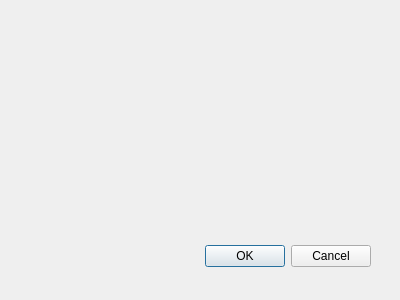
Qt form preferencedialog.ui (miyabi-satoh/Gefu) before a commit.
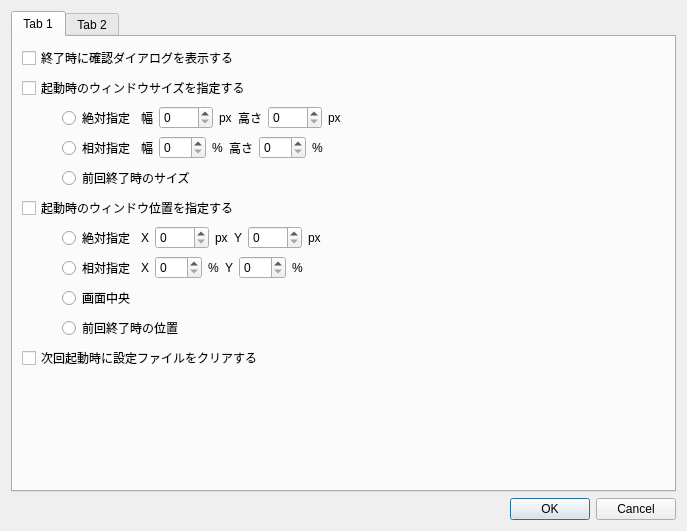
The same form after that commit.

What changed in the file:
```diff
--- a/preferencedialog.ui
+++ b/preferencedialog.ui
@@ -8,29 +8,834 @@
    <rect>
     <x>0</x>
     <y>0</y>
-    <width>400</width>
-    <height>300</height>
+    <width>687</width>
+    <height>531</height>
    </rect>
   </property>
+  <property name="sizePolicy">
+   <sizepolicy hsizetype="Preferred" vsizetype="Preferred">
+    <horstretch>0</horstretch>
+    <verstretch>0</verstretch>
+   </sizepolicy>
+  </property>
   <property name="windowTitle">
    <string>Dialog</string>
   </property>
-  <widget class="QDialogButtonBox" name="buttonBox">
-   <property name="geometry">
-    <rect>
-     <x>30</x>
-     <y>240</y>
-     <width>341</width>
-     <height>32</height>
-    </rect>
-   </property>
-   <property name="orientation">
-    <enum>Qt::Horizontal</enum>
-   </property>
-   <property name="standardButtons">
-    <set>QDialogButtonBox::Cancel|QDialogButtonBox::Ok</set>
-   </property>
-  </widget>
+  <layout class="QVBoxLayout" name="verticalLayout_7">
+   <item>
+    <widget class="QTabWidget" name="tabWidget">
+     <property name="currentIndex">
+      <number>0</number>
+     </property>
+     <widget class="QWidget" name="tabBoot_Exit">
+      <attribute name="title">
+       <string>Tab 1</string>
+      </attribute>
+      <layout class="QVBoxLayout" name="verticalLayout">
+       <item>
+        <widget class="QCheckBox" name="confirmExit">
+         <property name="text">
+          <string>終了時に確認ダイアログを表示する</string>
+         </property>
+        </widget>
+       </item>
+       <item>
+        <widget class="QCheckBox" name="bootSize">
+         <property name="text">
+          <string>起動時のウィンドウサイズを指定する</string>
+         </property>
+        </widget>
+       </item>
+       <item>
+        <layout class="QHBoxLayout" name="horizontalLayout_3">
+         <property name="spacing">
+          <number>-1</number>
+         </property>
+         <property name="sizeConstraint">
+          <enum>QLayout::SetFixedSize</enum>
+         </property>
+         <item>
+          <spacer name="horizontalSpacer">
+           <property name="orientation">
+            <enum>Qt::Horizontal</enum>
+           </property>
+           <property name="sizeType">
+            <enum>QSizePolicy::Fixed</enum>
+           </property>
+           <property name="sizeHint" stdset="0">
+            <size>
+             <width>40</width>
+             <height>20</height>
+            </size>
+           </property>
+          </spacer>
+         </item>
+         <item>
+          <widget class="QRadioButton" name="sizeAbsolute">
+           <property name="text">
+            <string>絶対指定</string>
+           </property>
+           <attribute name="buttonGroup">
+            <string notr="true">sizeOptions</string>
+           </attribute>
+          </widget>
+         </item>
+         <item>
+          <layout class="QHBoxLayout" name="horizontalLayout_2">
+           <item>
+            <widget class="QLabel" name="label_3">
+             <property name="text">
+              <string>幅</string>
+             </property>
+            </widget>
+           </item>
+           <item>
+            <widget class="QSpinBox" name="absoluteWidth">
+             <property name="maximum">
+              <number>9999</number>
+             </property>
+            </widget>
+           </item>
+           <item>
+            <widget class="QLabel" name="label_2">
+             <property name="text">
+              <string>px</string>
+             </property>
+            </widget>
+           </item>
+          </layout>
+         </item>
+         <item>
+          <layout class="QHBoxLayout" name="horizontalLayout">
+           <item>
+            <widget class="QLabel" name="label_4">
+             <property name="text">
+              <string>高さ</string>
+             </property>
+            </widget>
+           </item>
+           <item>
+            <widget class="QSpinBox" name="absoluteHeight">
+             <property name="maximum">
+              <number>9999</number>
+             </property>
+            </widget>
+           </item>
+           <item>
+            <widget class="QLabel" name="label">
+             <property name="text">
+              <string>px</string>
+             </property>
+            </widget>
+           </item>
+           <item>
+            <spacer name="horizontalSpacer_10">
+             <property name="orientation">
+              <enum>Qt::Horizontal</enum>
+             </property>
+             <property name="sizeHint" stdset="0">
+              <size>
+               <width>40</width>
+               <height>20</height>
+              </size>
+             </property>
+            </spacer>
+           </item>
+          </layout>
+         </item>
+        </layout>
+       </item>
+       <item>
+        <layout class="QHBoxLayout" name="horizontalLayout_6">
+         <property name="sizeConstraint">
+          <enum>QLayout::SetMinimumSize</enum>
+         </property>
+         <item>
+          <spacer name="horizontalSpacer_2">
+           <property name="orientation">
+            <enum>Qt::Horizontal</enum>
+           </property>
+           <property name="sizeType">
+            <enum>QSizePolicy::Fixed</enum>
+           </property>
+           <property name="sizeHint" stdset="0">
+            <size>
+             <width>40</width>
+             <height>20</height>
+            </size>
+           </property>
+          </spacer>
+         </item>
+         <item>
+          <widget class="QRadioButton" name="sizeRelative">
+           <property name="text">
+            <string>相対指定</string>
+           </property>
+           <attribute name="buttonGroup">
+            <string notr="true">sizeOptions</string>
+           </attribute>
+          </widget>
+         </item>
+         <item>
+          <layout class="QHBoxLayout" name="horizontalLayout_4">
+           <item>
+            <widget class="QLabel" name="label_5">
+             <property name="text">
+              <string>幅</string>
+             </property>
+            </widget>
+           </item>
+           <item>
+            <widget class="QSpinBox" name="relativeWidth">
+             <property name="maximum">
+              <number>100</number>
+             </property>
+            </widget>
+           </item>
+           <item>
+            <widget class="QLabel" name="label_6">
+             <property name="text">
+              <string>%</string>
+             </property>
+            </widget>
+           </item>
+          </layout>
+         </item>
+         <item>
+          <layout class="QHBoxLayout" name="horizontalLayout_5">
+           <item>
+            <widget class="QLabel" name="label_7">
+             <property name="text">
+              <string>高さ</string>
+             </property>
+            </widget>
+           </item>
+           <item>
+            <widget class="QSpinBox" name="relativeHeight">
+             <property name="maximum">
+              <number>100</number>
+             </property>
+            </widget>
+           </item>
+           <item>
+            <widget class="QLabel" name="label_8">
+             <property name="text">
+              <string>%</string>
+             </property>
+            </widget>
+           </item>
+          </layout>
+         </item>
+         <item>
+          <spacer name="horizontalSpacer_8">
+           <property name="orientation">
+            <enum>Qt::Horizontal</enum>
+           </property>
+           <property name="sizeHint" stdset="0">
+            <size>
+             <width>40</width>
+             <height>20</height>
+            </size>
+           </property>
+          </spacer>
+         </item>
+        </layout>
+       </item>
+       <item>
+        <layout class="QHBoxLayout" name="horizontalLayout_7">
+         <property name="sizeConstraint">
+          <enum>QLayout::SetMinimumSize</enum>
+         </property>
+         <item>
+          <spacer name="horizontalSpacer_3">
+           <property name="orientation">
+            <enum>Qt::Horizontal</enum>
+           </property>
+           <property name="sizeType">
+            <enum>QSizePolicy::Fixed</enum>
+           </property>
+           <property name="sizeHint" stdset="0">
+            <size>
+             <width>40</width>
+             <height>20</height>
+            </size>
+           </property>
+          </spacer>
+         </item>
+         <item>
+          <widget class="QRadioButton" name="sizeLast">
+           <property name="text">
+            <string>前回終了時のサイズ</string>
+           </property>
+           <attribute name="buttonGroup">
+            <string notr="true">sizeOptions</string>
+           </attribute>
+          </widget>
+         </item>
+        </layout>
+       </item>
+       <item>
+        <widget class="QCheckBox" name="bootPos">
+         <property name="text">
+          <string>起動時のウィンドウ位置を指定する</string>
+         </property>
+        </widget>
+       </item>
+       <item>
+        <layout class="QHBoxLayout" name="horizontalLayout_12">
+         <property name="spacing">
+          <number>-1</number>
+         </property>
+         <property name="sizeConstraint">
+          <enum>QLayout::SetFixedSize</enum>
+         </property>
+         <item>
+          <spacer name="horizontalSpacer_6">
+           <property name="orientation">
+            <enum>Qt::Horizontal</enum>
+           </property>
+           <property name="sizeType">
+            <enum>QSizePolicy::Fixed</enum>
+           </property>
+           <property name="sizeHint" stdset="0">
+            <size>
+             <width>40</width>
+             <height>20</height>
+            </size>
+           </property>
+          </spacer>
+         </item>
+         <item>
+          <widget class="QRadioButton" name="posAbsolute">
+           <property name="text">
+            <string>絶対指定</string>
+           </property>
+           <attribute name="buttonGroup">
+            <string notr="true">posOptions</string>
+           </attribute>
+          </widget>
+         </item>
+         <item>
+          <layout class="QHBoxLayout" name="horizontalLayout_13">
+           <item>
+            <widget class="QLabel" name="label_13">
+             <property name="text">
+              <string>X</string>
+             </property>
+            </widget>
+           </item>
+           <item>
+            <widget class="QSpinBox" name="absoluteLeft">
+             <property name="maximum">
+              <number>9999</number>
+             </property>
+            </widget>
+           </item>
+           <item>
+            <widget class="QLabel" name="label_14">
+             <property name="text">
+              <string>px</string>
+             </property>
+            </widget>
+           </item>
+          </layout>
+         </item>
+         <item>
+          <layout class="QHBoxLayout" name="horizontalLayout_14">
+           <item>
+            <widget class="QLabel" name="label_15">
+             <property name="text">
+              <string>Y</string>
+             </property>
+            </widget>
+           </item>
+           <item>
+            <widget class="QSpinBox" name="absoluteTop">
+             <property name="maximum">
+              <number>9999</number>
+             </property>
+            </widget>
+           </item>
+           <item>
+            <widget class="QLabel" name="label_16">
+             <property name="text">
+              <string>px</string>
+             </property>
+            </widget>
+           </item>
+           <item>
+            <spacer name="horizontalSpacer_11">
+             <property name="orientation">
+              <enum>Qt::Horizontal</enum>
+             </property>
+             <property name="sizeHint" stdset="0">
+              <size>
+               <width>40</width>
+               <height>20</height>
+              </size>
+             </property>
+            </spacer>
+           </item>
+          </layout>
+         </item>
+        </layout>
+       </item>
+       <item>
+        <layout class="QHBoxLayout" name="horizontalLayout_9">
+         <property name="sizeConstraint">
+          <enum>QLayout::SetMinimumSize</enum>
+         </property>
+         <item>
+          <spacer name="horizontalSpacer_5">
+           <property name="orientation">
+            <enum>Qt::Horizontal</enum>
+           </property>
+           <property name="sizeType">
+            <enum>QSizePolicy::Fixed</enum>
+           </property>
+           <property name="sizeHint" stdset="0">
+            <size>
+             <width>40</width>
+             <height>20</height>
+            </size>
+           </property>
+          </spacer>
+         </item>
+         <item>
+          <widget class="QRadioButton" name="posRelative">
+           <property name="text">
+            <string>相対指定</string>
+           </property>
+           <attribute name="buttonGroup">
+            <string notr="true">posOptions</string>
+           </attribute>
+          </widget>
+         </item>
+         <item>
+          <layout class="QHBoxLayout" name="horizontalLayout_10">
+           <item>
+            <widget class="QLabel" name="label_9">
+             <property name="text">
+              <string>X</string>
+             </property>
+            </widget>
+           </item>
+           <item>
+            <widget class="QSpinBox" name="relativeLeft">
+             <property name="maximum">
+              <number>100</number>
+             </property>
+            </widget>
+           </item>
+           <item>
+            <widget class="QLabel" name="label_10">
+             <property name="text">
+              <string>%</string>
+             </property>
+            </widget>
+           </item>
+          </layout>
+         </item>
+         <item>
+          <layout class="QHBoxLayout" name="horizontalLayout_11">
+           <item>
+            <widget class="QLabel" name="label_11">
+             <property name="text">
+              <string>Y</string>
+             </property>
+            </widget>
+           </item>
+           <item>
+            <widget class="QSpinBox" name="relativeTop">
+             <property name="maximum">
+              <number>100</number>
+             </property>
+            </widget>
+           </item>
+           <item>
+            <widget class="QLabel" name="label_12">
+             <property name="text">
+              <string>%</string>
+             </property>
+            </widget>
+           </item>
+          </layout>
+         </item>
+         <item>
+          <spacer name="horizontalSpacer_9">
+           <property name="orientation">
+            <enum>Qt::Horizontal</enum>
+           </property>
+           <property name="sizeHint" stdset="0">
+            <size>
+             <width>40</width>
+             <height>20</height>
+            </size>
+           </property>
+          </spacer>
+         </item>
+        </layout>
+       </item>
+       <item>
+        <layout class="QHBoxLayout" name="horizontalLayout_15">
+         <property name="sizeConstraint">
+          <enum>QLayout::SetMinimumSize</enum>
+         </property>
+         <item>
+          <spacer name="horizontalSpacer_7">
+           <property name="orientation">
+            <enum>Qt::Horizontal</enum>
+           </property>
+           <property name="sizeType">
+            <enum>QSizePolicy::Fixed</enum>
+           </property>
+           <property name="sizeHint" stdset="0">
+            <size>
+             <width>40</width>
+             <height>20</height>
+            </size>
+           </property>
+          </spacer>
+         </item>
+         <item>
+          <widget class="QRadioButton" name="posCenter">
+           <property name="text">
+            <string>画面中央</string>
+           </property>
+           <attribute name="buttonGroup">
+            <string notr="true">posOptions</string>
+           </attribute>
+          </widget>
+         </item>
+        </layout>
+       </item>
+       <item>
+        <layout class="QHBoxLayout" name="horizontalLayout_8">
+         <property name="sizeConstraint">
+          <enum>QLayout::SetMinimumSize</enum>
+         </property>
+         <item>
+          <spacer name="horizontalSpacer_4">
+           <property name="orientation">
+            <enum>Qt::Horizontal</enum>
+           </property>
+           <property name="sizeType">
+            <enum>QSizePolicy::Fixed</enum>
+           </property>
+           <property name="sizeHint" stdset="0">
+            <size>
+             <width>40</width>
+             <height>20</height>
+            </size>
+           </property>
+          </spacer>
+         </item>
+         <item>
+          <widget class="QRadioButton" name="posLast">
+           <property name="text">
+            <string>前回終了時の位置</string>
+           </property>
+           <attribute name="buttonGroup">
+            <string notr="true">posOptions</string>
+           </attribute>
+          </widget>
+         </item>
+        </layout>
+       </item>
+       <item>
+        <widget class="QCheckBox" name="resetOnBoot">
+         <property name="text">
+          <string>次回起動時に設定ファイルをクリアする</string>
+         </property>
+        </widget>
+       </item>
+       <item>
+        <spacer name="verticalSpacer">
+         <property name="orientation">
+          <enum>Qt::Vertical</enum>
+         </property>
+         <property name="sizeHint" stdset="0">
+          <size>
+           <width>20</width>
+           <height>40</height>
+          </size>
+         </property>
+        </spacer>
+       </item>
+      </layout>
+     </widget>
+     <widget class="QWidget" name="tabAppearance">
+      <attribute name="title">
+       <string>Tab 2</string>
+      </attribute>
+      <layout class="QVBoxLayout" name="verticalLayout_6">
+       <item>
+        <widget class="QGroupBox" name="groupBox">
+         <property name="title">
+          <string>アドレスボックス</string>
+         </property>
+         <layout class="QVBoxLayout" name="verticalLayout_2">
+          <item>
+           <layout class="QHBoxLayout" name="horizontalLayout_16">
+            <item>
+             <widget class="QLabel" name="label_17">
+              <property name="text">
+               <string>フォント</string>
+              </property>
+             </widget>
+            </item>
+            <item>
+             <widget class="QFontComboBox" name="boxFont">
+              <property name="editable">
+               <bool>true</bool>
+              </property>
+             </widget>
+            </item>
+            <item>
+             <widget class="QSpinBox" name="boxFontSize">
+              <property name="minimum">
+               <number>1</number>
+              </property>
+             </widget>
+            </item>
+            <item>
+             <widget class="QLabel" name="label_18">
+              <property name="text">
+               <string>pt</string>
+              </property>
+             </widget>
+            </item>
+            <item>
+             <widget class="QCheckBox" name="boxFontBold">
+              <property name="text">
+               <string>太字</string>
+              </property>
+             </widget>
+            </item>
+            <item>
+             <spacer name="horizontalSpacer_13">
+              <property name="orientation">
+               <enum>Qt::Horizontal</enum>
+              </property>
+              <property name="sizeHint" stdset="0">
+               <size>
+                <width>40</width>
+                <height>20</height>
+               </size>
+              </property>
+             </spacer>
+            </item>
+           </layout>
+          </item>
+          <item>
+           <layout class="QHBoxLayout" name="horizontalLayout_17">
+            <item>
+             <widget class="QPushButton" name="boxClrFg">
+              <property name="sizePolicy">
+               <sizepolicy hsizetype="Minimum" vsizetype="Fixed">
+                <horstretch>0</horstretch>
+                <verstretch>0</verstretch>
+               </sizepolicy>
+              </property>
+              <property name="text">
+               <string>文字色</string>
+              </property>
+             </widget>
+            </item>
+            <item>
+             <widget class="QPushButton" name="boxClrBg">
+              <property name="text">
+               <string>背景色</string>
+              </property>
+             </widget>
+            </item>
+            <item>
+             <widget class="QLineEdit" name="sampleEdit">
+              <property name="text">
+               <string>サンプルテキスト</string>
+              </property>
+             </widget>
+            </item>
+           </layout>
+          </item>
+         </layout>
+        </widget>
+       </item>
+       <item>
+        <widget class="QGroupBox" name="groupBox_2">
+         <property name="title">
+          <string>ファイルビュー</string>
+         </property>
+         <layout class="QVBoxLayout" name="verticalLayout_5">
+          <item>
+           <layout class="QHBoxLayout" name="horizontalLayout_21">
+            <item>
+             <widget class="QLabel" name="label_23">
+              <property name="text">
+               <string>フォント</string>
+              </property>
+             </widget>
+            </item>
+            <item>
+             <widget class="QFontComboBox" name="viewFont"/>
+            </item>
+            <item>
+             <widget class="QSpinBox" name="viewFontSize">
+              <property name="minimum">
+               <number>1</number>
+              </property>
+             </widget>
+            </item>
+            <item>
+             <widget class="QLabel" name="label_24">
+              <property name="text">
+               <string>pt</string>
+              </property>
+             </widget>
+            </item>
+            <item>
+             <widget class="QCheckBox" name="viewFontBold">
+              <property name="text">
+               <string>太字</string>
+              </property>
+             </widget>
+            </item>
+            <item>
+             <spacer name="horizontalSpacer_12">
+              <property name="orientation">
+               <enum>Qt::Horizontal</enum>
+              </property>
+              <property name="sizeHint" stdset="0">
+               <size>
+                <width>40</width>
+                <height>20</height>
+               </size>
+              </property>
+             </spacer>
+            </item>
+           </layout>
+          </item>
+          <item>
+           <layout class="QHBoxLayout" name="horizontalLayout_23">
+            <item>
+             <layout class="QHBoxLayout" name="horizontalLayout_22">
+              <item>
+               <layout class="QVBoxLayout" name="verticalLayout_4">
+                <item>
+                 <widget class="QGroupBox" name="groupBox_3">
+                  <property name="title">
+                   <string>文字色</string>
+                  </property>
+                  <layout class="QVBoxLayout" name="verticalLayout_3">
+                   <item>
+                    <layout class="QHBoxLayout" name="horizontalLayout_19">
+                     <item>
+                      <widget class="QPushButton" name="clrFgNormal">
+                       <property name="text">
+                        <string>通常</string>
+                       </property>
+                      </widget>
+                     </item>
+                     <item>
+                      <widget class="QPushButton" name="clrFgMark">
+                       <property name="text">
+                        <string>マーク</string>
+                       </property>
+                      </widget>
+                     </item>
+                    </layout>
+                   </item>
+                   <item>
+                    <layout class="QHBoxLayout" name="horizontalLayout_20">
+                     <item>
+                      <widget class="QPushButton" name="clrFgSystem">
+                       <property name="text">
+                        <string>システム</string>
+                       </property>
+                      </widget>
+                     </item>
+                     <item>
+                      <widget class="QPushButton" name="clrFgHidden">
+                       <property name="text">
+                        <string>隠し属性</string>
+                       </property>
+                      </widget>
+                     </item>
+                     <item>
+                      <widget class="QPushButton" name="clrFgReadonly">
+                       <property name="text">
+                        <string>読取専用</string>
+                       </property>
+                      </widget>
+                     </item>
+                    </layout>
+                   </item>
+                  </layout>
+                 </widget>
+                </item>
+                <item>
+                 <widget class="QGroupBox" name="groupBox_4">
+                  <property name="title">
+                   <string>背景色</string>
+                  </property>
+                  <layout class="QHBoxLayout" name="horizontalLayout_18">
+                   <item>
+                    <widget class="QPushButton" name="clrBgNormal">
+                     <property name="text">
+                      <string>通常</string>
+                     </property>
+                    </widget>
+                   </item>
+                   <item>
+                    <widget class="QPushButton" name="clrBgMark">
+                     <property name="text">
+                      <string>マーク</string>
+                     </property>
+                    </widget>
+                   </item>
+                  </layout>
+                 </widget>
+                </item>
+               </layout>
+              </item>
+             </layout>
+            </item>
+            <item>
+             <widget class="QTableView" name="sampleTable"/>
+            </item>
+           </layout>
+          </item>
+         </layout>
+        </widget>
+       </item>
+       <item>
+        <spacer name="verticalSpacer_2">
+         <property name="orientation">
+          <enum>Qt::Vertical</enum>
+         </property>
+         <property name="sizeHint" stdset="0">
+          <size>
+           <width>20</width>
+           <height>3</height>
+          </size>
+         </property>
+        </spacer>
+       </item>
+      </layout>
+     </widget>
+    </widget>
+   </item>
+   <item>
+    <widget class="QDialogButtonBox" name="buttonBox">
+     <property name="orientation">
+      <enum>Qt::Horizontal</enum>
+     </property>
+     <property name="standardButtons">
+      <set>QDialogButtonBox::Cancel|QDialogButtonBox::Ok</set>
+     </property>
+    </widget>
+   </item>
+  </layout>
  </widget>
  <pixmapfunction/>
  <resources/>
```
Left out of the diff: 36 changed lines with no effect on the pictures.
